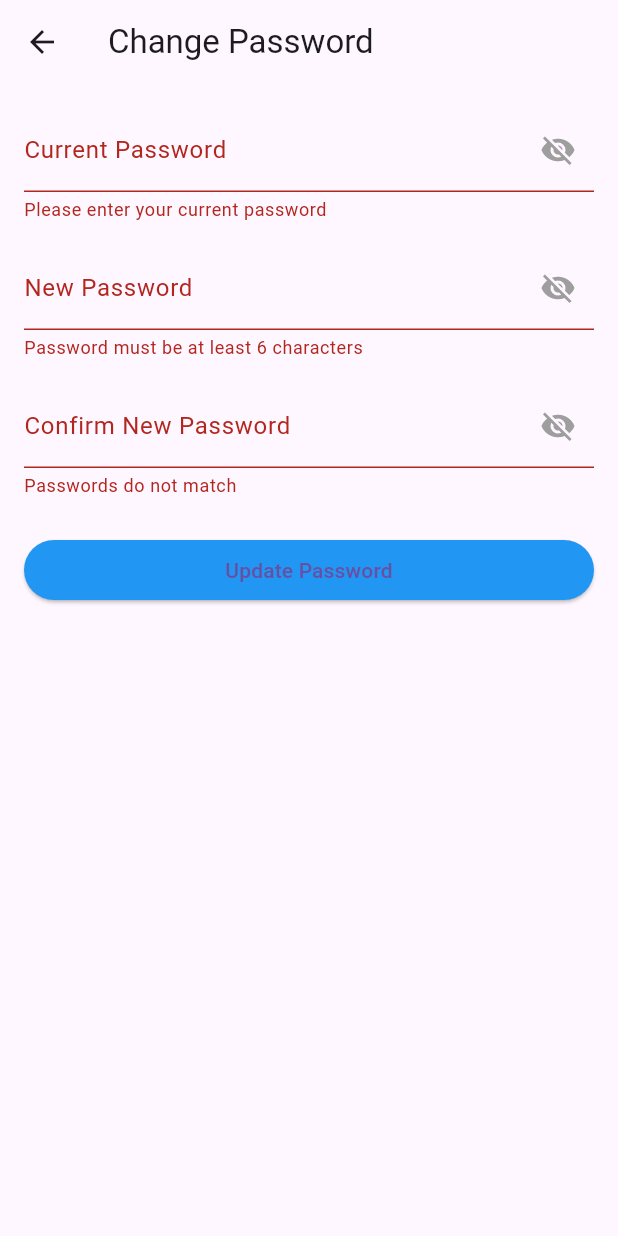
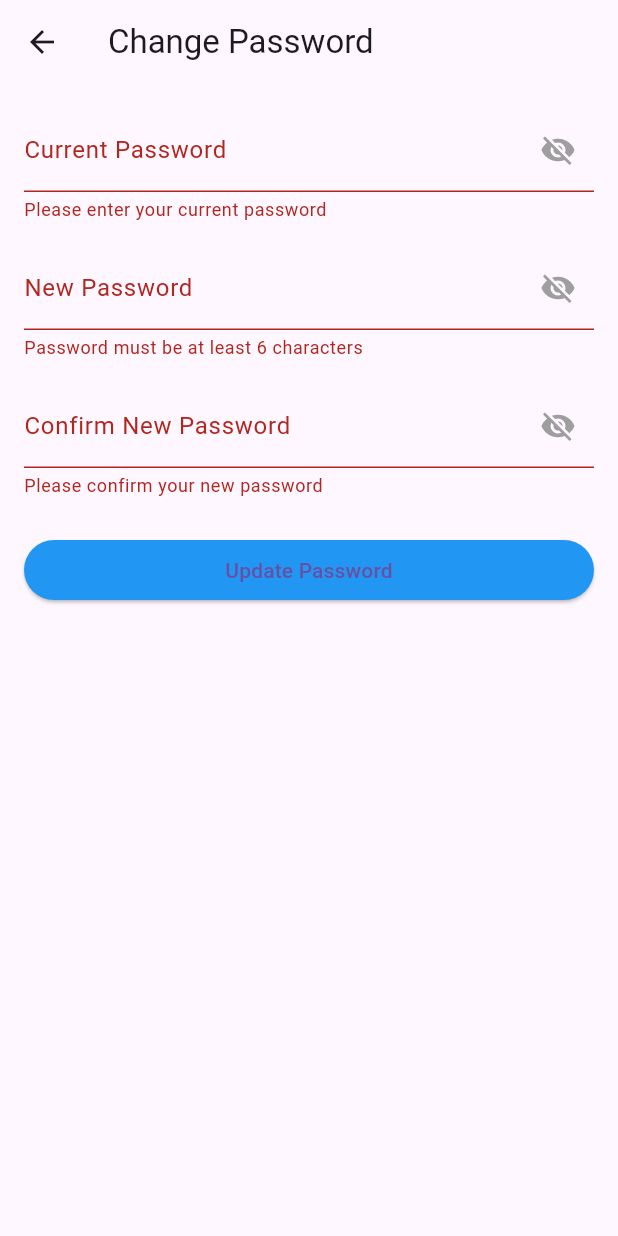
Before and after one commit to SaraMo29/TechTonic, a Flutter app: the ChangePasswordScreen screen opened directly, after a tap on "Update Password", on a phone screen of 412 x 824 dp. Run offline on Flutter 3.47's test engine with Material 3 defaults, Android fonts, the phone set to English and light mode, and no system bars; our stand-ins replace carousel_slider, chewie, get, image_picker, introduction_screen, pinput and 2 more; accounts and stored records are empty.

Commit message:
change password logic done

```diff
--- a/lib/screens/change_password_screen.dart
+++ b/lib/screens/change_password_screen.dart
@@ -1,4 +1,6 @@
 import 'package:flutter/material.dart';
+import 'package:get/get.dart';
+import '../controllers/change_password_controller.dart';
 
 class ChangePasswordScreen extends StatefulWidget {
   @override
@@ -11,6 +13,19 @@ class _ChangePasswordScreenState extends State<ChangePasswordScreen> {
   String? newPassword;
   String? confirmPassword;
   bool _obscureText = true;
+
+  final ChangePasswordController changePasswordController = Get.put(ChangePasswordController());
+
+  // Add controllers
+  final TextEditingController newPasswordController = TextEditingController();
+  final TextEditingController confirmPasswordController = TextEditingController();
+
+  @override
+  void dispose() {
+    newPasswordController.dispose();
+    confirmPasswordController.dispose();
+    super.dispose();
+  }
 
   @override
   Widget build(BuildContext context) {
@@ -38,6 +53,7 @@ class _ChangePasswordScreenState extends State<ChangePasswordScreen> {
               ),
               SizedBox(height: 16),
               TextFormField(
+                controller: newPasswordController,
                 obscureText: _obscureText,
                 decoration: InputDecoration(
                   labelText: 'New Password',
@@ -53,31 +69,42 @@ class _ChangePasswordScreenState extends State<ChangePasswordScreen> {
               ),
               SizedBox(height: 16),
               TextFormField(
+                controller: confirmPasswordController,
                 obscureText: _obscureText,
                 decoration: InputDecoration(
                   labelText: 'Confirm New Password',
                   suffixIcon: _toggleVisibility(),
                 ),
+                onSaved: (value) => confirmPassword = value,
                 validator: (value) {
-                  if (value != newPassword) {
+                  if (value == null || value.isEmpty) {
+                    return 'Please confirm your new password';
+                  }
+                  if (value != newPasswordController.text) {
                     return 'Passwords do not match';
                   }
                   return null;
                 },
               ),
               SizedBox(height: 24),
-              ElevatedButton(
+              Obx(() => ElevatedButton(
                 style: ElevatedButton.styleFrom(backgroundColor: Colors.blue),
-                onPressed: () {
-                  if (_formKey.currentState!.validate()) {
-                    _formKey.currentState!.save();
-                    ScaffoldMessenger.of(context).showSnackBar(
-                      SnackBar(content: Text('Password changed successfully!')),
-                    );
-                  }
-                },
-                child: Text('Update Password'),
-              ),
+                onPressed: changePasswordController.isLoading.value
+                    ? null
+                    : () async {
+                        if (_formKey.currentState!.validate()) {
+                          _formKey.currentState!.save();
+                          await changePasswordController.changePassword(
+                            currentPassword: (currentPassword ?? '').trim(),
+                            newPassword: newPasswordController.text.trim(),
+                            confirmPassword: confirmPasswordController.text.trim(),
+                          );
+                        }
+                      },
+                child: changePasswordController.isLoading.value
+                    ? CircularProgressIndicator(color: Colors.white)
+                    : Text('Update Password'),
+              )),
             ],
           ),
         ),
```
Also changed, not shown: lib/controllers/change_password_controller.dart (added, +46 -0 lines), 4 other files.
